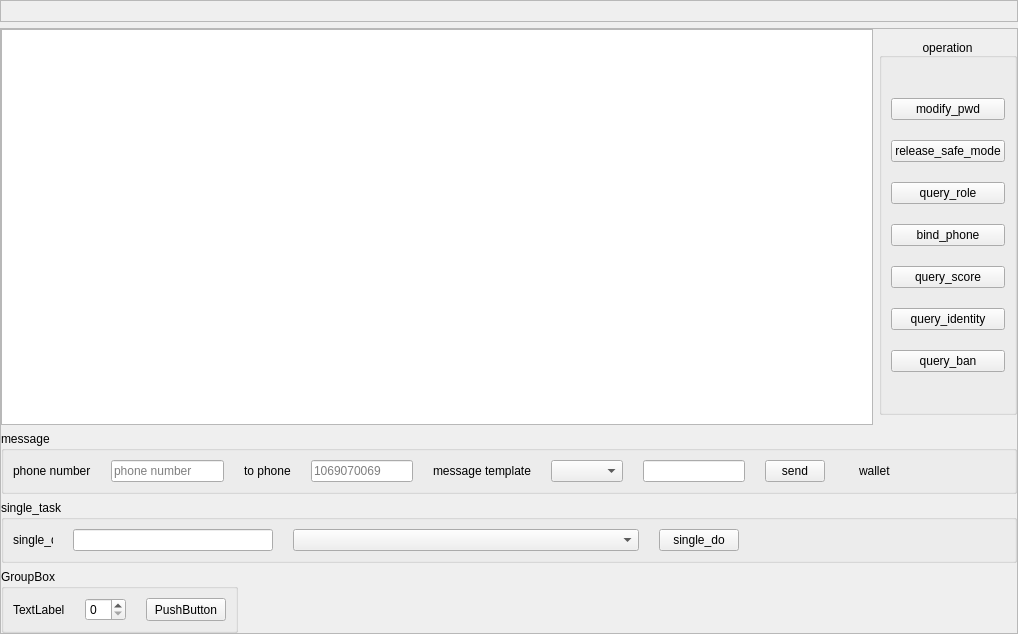
First picture: the form in MainApp/src/CUiCenter.ui, repository AlexRain/BRSystem, before the edit.
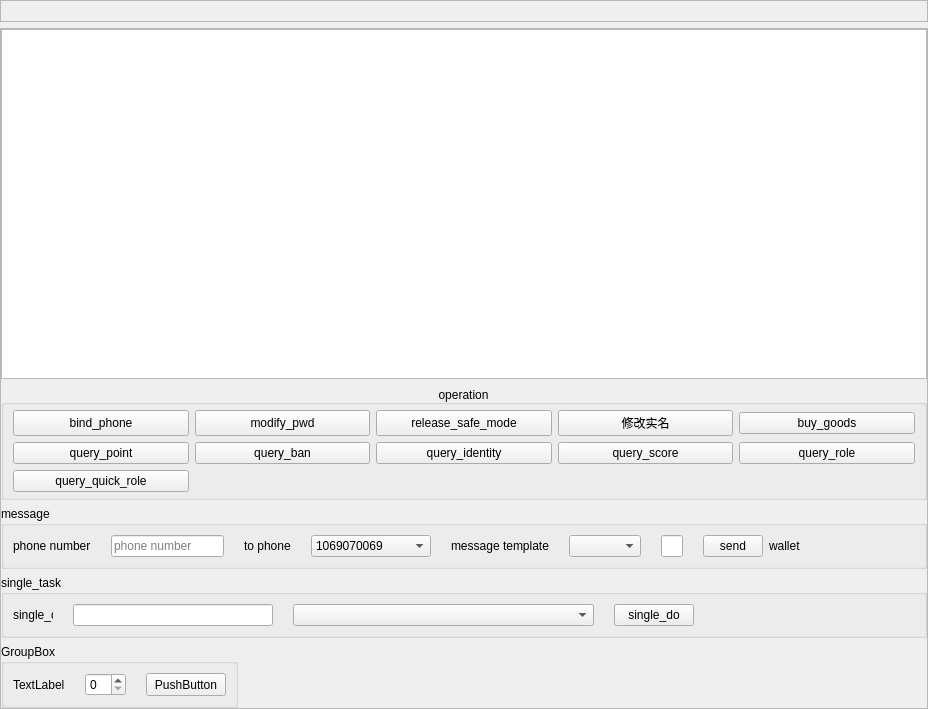
Second picture: the form after the edit. Custom widgets are drawn as their Qt base class.

The edit to the form file:
```diff
--- a/MainApp/src/CUiCenter.ui
+++ b/MainApp/src/CUiCenter.ui
@@ -6,8 +6,8 @@
    <rect>
     <x>0</x>
     <y>0</y>
-    <width>1018</width>
-    <height>634</height>
+    <width>917</width>
+    <height>630</height>
    </rect>
   </property>
   <property name="windowTitle">
@@ -94,7 +94,7 @@
      <property name="frameShadow">
       <enum>QFrame::Raised</enum>
      </property>
-     <layout class="QVBoxLayout" name="verticalLayout_4" stretch="8,0,0,0">
+     <layout class="QVBoxLayout" name="verticalLayout_4" stretch="8,0,0,0,0">
       <property name="leftMargin">
        <number>0</number>
       </property>
@@ -130,15 +130,27 @@
          </property>
          <item>
           <widget class="CTableview" name="tableView">
+           <property name="enabled">
+            <bool>true</bool>
+           </property>
            <property name="sizePolicy">
             <sizepolicy hsizetype="Expanding" vsizetype="Expanding">
              <horstretch>0</horstretch>
              <verstretch>0</verstretch>
             </sizepolicy>
            </property>
+           <property name="minimumSize">
+            <size>
+             <width>600</width>
+             <height>350</height>
+            </size>
+           </property>
           </widget>
          </item>
-         <item alignment="Qt::AlignHCenter|Qt::AlignVCenter">
+        </layout>
+       </widget>
+      </item>
+      <item>
           <widget class="QGroupBox" name="groupBox_btn">
            <property name="sizePolicy">
             <sizepolicy hsizetype="Preferred" vsizetype="Preferred">
@@ -155,36 +167,20 @@
            <property name="alignment">
             <set>Qt::AlignBottom|Qt::AlignHCenter</set>
            </property>
-           <layout class="QVBoxLayout" name="verticalLayout">
-            <property name="spacing">
-             <number>20</number>
-            </property>
+        <layout class="QGridLayout" name="gridLayout">
             <property name="leftMargin">
              <number>9</number>
             </property>
             <property name="topMargin">
-             <number>0</number>
+          <number>5</number>
             </property>
             <property name="rightMargin">
              <number>9</number>
             </property>
             <property name="bottomMargin">
-             <number>0</number>
-            </property>
-            <item>
-             <spacer name="verticalSpacer">
-              <property name="orientation">
-               <enum>Qt::Vertical</enum>
-              </property>
-              <property name="sizeHint" stdset="0">
-               <size>
-                <width>20</width>
-                <height>40</height>
-               </size>
-              </property>
-             </spacer>
-            </item>
-            <item>
+          <number>5</number>
+         </property>
+         <item row="0" column="1">
              <widget class="QPushButton" name="btn_modify_pwd">
               <property name="sizePolicy">
                <sizepolicy hsizetype="Minimum" vsizetype="Preferred">
@@ -203,45 +199,14 @@
               </property>
              </widget>
             </item>
-            <item>
-             <widget class="QPushButton" name="btn_release_safe_model">
-              <property name="sizePolicy">
-               <sizepolicy hsizetype="Minimum" vsizetype="Preferred">
-                <horstretch>0</horstretch>
-                <verstretch>0</verstretch>
-               </sizepolicy>
-              </property>
-              <property name="minimumSize">
-               <size>
-                <width>60</width>
-                <height>0</height>
-               </size>
-              </property>
+         <item row="0" column="7">
+          <widget class="QPushButton" name="btn_buy_goods">
               <property name="text">
-               <string>release_safe_mode</string>
+            <string>buy_goods</string>
               </property>
              </widget>
             </item>
-            <item>
-             <widget class="QPushButton" name="btn_role">
-              <property name="sizePolicy">
-               <sizepolicy hsizetype="Minimum" vsizetype="Preferred">
-                <horstretch>0</horstretch>
-                <verstretch>0</verstretch>
-               </sizepolicy>
-              </property>
-              <property name="minimumSize">
-               <size>
-                <width>60</width>
-                <height>0</height>
-               </size>
-              </property>
-              <property name="text">
-               <string>query_role</string>
-              </property>
-             </widget>
-            </item>
-            <item>
+         <item row="0" column="0">
              <widget class="QPushButton" name="btn_bind_phone">
               <property name="sizePolicy">
                <sizepolicy hsizetype="Minimum" vsizetype="Preferred">
@@ -260,21 +225,66 @@
               </property>
              </widget>
             </item>
-            <item>
-             <widget class="QPushButton" name="btn_query_score">
-              <property name="text">
-               <string>query_score</string>
-              </property>
-             </widget>
-            </item>
-            <item>
+         <item row="2" column="2">
              <widget class="QPushButton" name="btn_query_identity">
               <property name="text">
                <string>query_identity</string>
               </property>
              </widget>
             </item>
-            <item>
+         <item row="2" column="7">
+          <widget class="QPushButton" name="btn_role">
+           <property name="sizePolicy">
+            <sizepolicy hsizetype="Minimum" vsizetype="Preferred">
+             <horstretch>0</horstretch>
+             <verstretch>0</verstretch>
+            </sizepolicy>
+           </property>
+           <property name="minimumSize">
+            <size>
+             <width>60</width>
+             <height>0</height>
+            </size>
+           </property>
+           <property name="text">
+            <string>query_role</string>
+           </property>
+          </widget>
+         </item>
+         <item row="0" column="2">
+          <widget class="QPushButton" name="btn_release_safe_model">
+           <property name="sizePolicy">
+            <sizepolicy hsizetype="Minimum" vsizetype="Preferred">
+             <horstretch>0</horstretch>
+             <verstretch>0</verstretch>
+            </sizepolicy>
+           </property>
+           <property name="minimumSize">
+            <size>
+             <width>60</width>
+             <height>0</height>
+            </size>
+           </property>
+           <property name="text">
+            <string>release_safe_mode</string>
+           </property>
+          </widget>
+         </item>
+         <item row="2" column="0">
+          <widget class="QPushButton" name="btn_query_point">
+           <property name="text">
+            <string>query_point</string>
+           </property>
+          </widget>
+         </item>
+         <item row="2" column="5">
+          <widget class="QPushButton" name="btn_query_score">
+           <property name="text">
+            <string>query_score</string>
+           </property>
+          </widget>
+         </item>
+         <item row="2" column="1">
              <widget class="QPushButton" name="btn_query_ban">
               <property name="sizePolicy">
                <sizepolicy hsizetype="Minimum" vsizetype="Preferred">
@@ -293,20 +303,18 @@
               </property>
              </widget>
             </item>
-            <item>
-             <spacer name="verticalSpacer_2">
-              <property name="orientation">
-               <enum>Qt::Vertical</enum>
-              </property>
-              <property name="sizeHint" stdset="0">
-               <size>
-                <width>20</width>
-                <height>40</height>
-               </size>
-              </property>
-             </spacer>
-            </item>
-           </layout>
+         <item row="0" column="5">
+          <widget class="QPushButton" name="btn_update_identity">
+           <property name="text">
+            <string>修改实名</string>
+           </property>
+          </widget>
+         </item>
+         <item row="3" column="0">
+          <widget class="QPushButton" name="btn_query_quick_role">
+           <property name="text">
+            <string>query_quick_role</string>
+           </property>
           </widget>
          </item>
         </layout>
@@ -378,25 +386,23 @@
               </widget>
              </item>
              <item>
-              <widget class="QLineEdit" name="lineEdit_qq_number">
+              <widget class="QComboBox" name="comboBox_to_phone">
                <property name="minimumSize">
-                <size>
-                 <width>0</width>
-                 <height>0</height>
-                </size>
-               </property>
-               <property name="maximumSize">
                 <size>
                  <width>120</width>
-                 <height>16777215</height>
+                 <height>0</height>
                 </size>
                </property>
-               <property name="placeholderText">
+               <item>
+                <property name="text">
                 <string>1069070069</string>
                </property>
-               <property name="clearButtonEnabled">
-                <bool>true</bool>
-               </property>
+               </item>
+               <item>
+                <property name="text">
+                 <string>10698888170069</string>
+                </property>
+               </item>
               </widget>
              </item>
             </layout>
```
Lines whose indentation alone changed are shown as unchanged.
